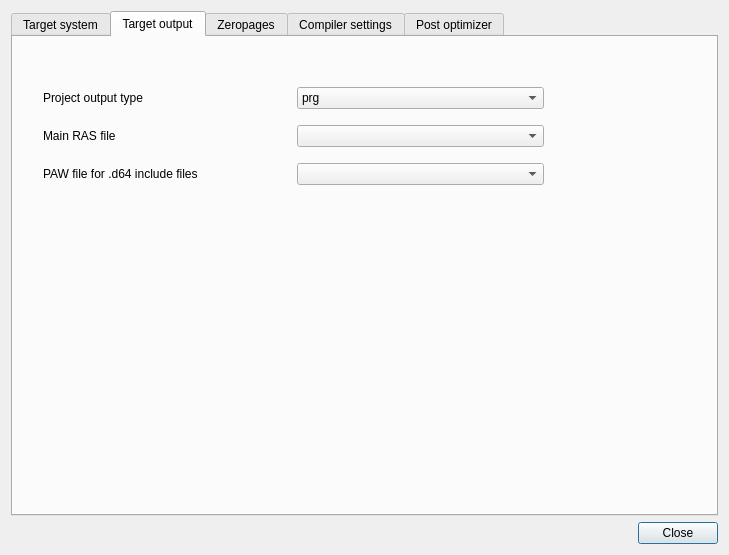
Before: the Qt Designer form source/dialogprojectsettings.ui in leuat/TRSE, drawn with Qt 5.
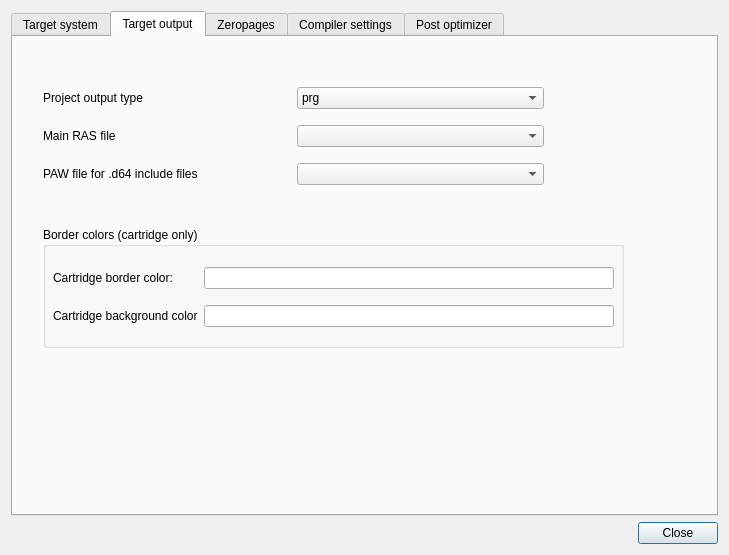
After: the same form once the commit is applied.

Diff of the .ui file:
```diff
--- a/source/dialogprojectsettings.ui
+++ b/source/dialogprojectsettings.ui
@@ -300,6 +300,51 @@
           </item>
          </layout>
         </widget>
+        <widget class="QGroupBox" name="groupBox_2">
+         <property name="geometry">
+          <rect>
+           <x>30</x>
+           <y>190</y>
+           <width>581</width>
+           <height>121</height>
+          </rect>
+         </property>
+         <property name="title">
+          <string>Border colors (cartridge only)</string>
+         </property>
+         <widget class="QWidget" name="gridLayoutWidget_4">
+          <property name="geometry">
+           <rect>
+            <x>10</x>
+            <y>30</y>
+            <width>561</width>
+            <height>81</height>
+           </rect>
+          </property>
+          <layout class="QGridLayout" name="gridLayout_5">
+           <item row="1" column="0">
+            <widget class="QLabel" name="label_17">
+             <property name="text">
+              <string>Cartridge background color</string>
+             </property>
+            </widget>
+           </item>
+           <item row="0" column="1">
+            <widget class="QLineEdit" name="leBorderColor"/>
+           </item>
+           <item row="0" column="0">
+            <widget class="QLabel" name="label_10">
+             <property name="text">
+              <string>Cartridge border color:</string>
+             </property>
+            </widget>
+           </item>
+           <item row="1" column="1">
+            <widget class="QLineEdit" name="leBackgroundColor"/>
+           </item>
+          </layout>
+         </widget>
+        </widget>
        </widget>
        <widget class="QWidget" name="tab">
         <attribute name="title">
```
